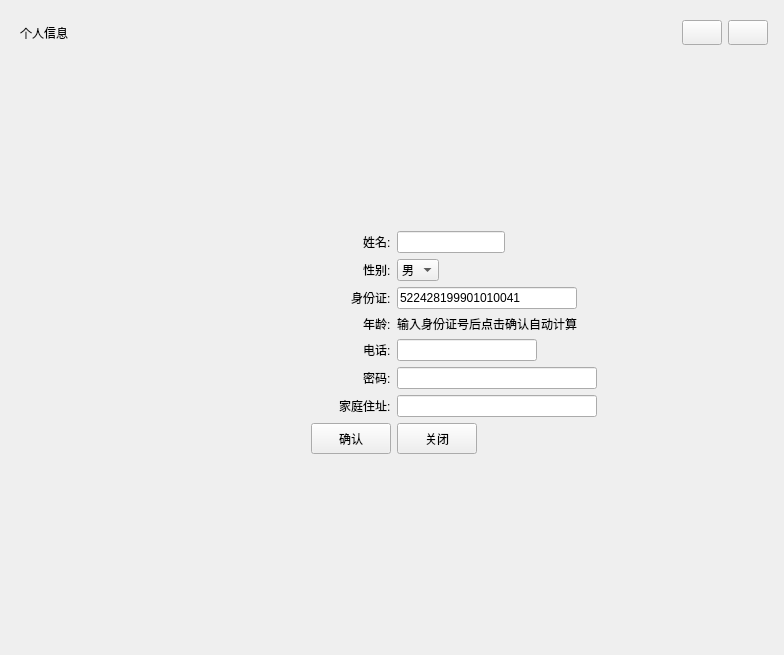
Qt form doctor/information.ui (sayazaaa/SmMed) before a commit.
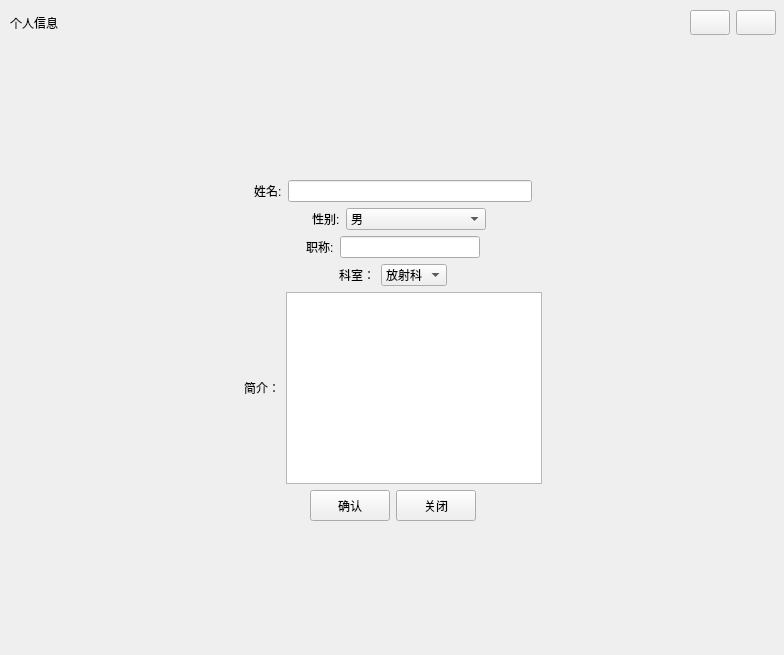
The same form after that commit. Icons and pictures are not drawn.

```diff
--- a/doctor/information.ui
+++ b/doctor/information.ui
@@ -19,18 +19,24 @@
   <property name="windowTitle">
    <string>Form</string>
   </property>
-  <layout class="QGridLayout" name="gridLayout_3">
-   <item row="0" column="0" alignment="Qt::AlignHCenter">
     <widget class="QWidget" name="inf" native="true">
+   <property name="geometry">
+    <rect>
+     <x>10</x>
+     <y>10</y>
+     <width>766</width>
+     <height>649</height>
+    </rect>
+   </property>
      <property name="minimumSize">
       <size>
        <width>766</width>
        <height>637</height>
       </size>
      </property>
-     <layout class="QGridLayout" name="inf_lay">
-      <item row="0" column="0">
-       <layout class="QHBoxLayout" name="inf_title">
+   <layout class="QVBoxLayout" name="verticalLayout">
+    <item>
+     <layout class="QHBoxLayout" name="horizontalLayout_4">
         <item>
          <widget class="QLabel" name="label_2">
           <property name="text">
@@ -92,144 +98,74 @@
         </item>
        </layout>
       </item>
-      <item row="2" column="0">
-       <layout class="QVBoxLayout" name="verticalLayout">
         <item>
-         <layout class="QGridLayout" name="gridLayout">
-          <item row="2" column="0">
-           <layout class="QHBoxLayout" name="horizontalLayout_3">
-            <item alignment="Qt::AlignRight">
-             <widget class="QLabel" name="ID">
-              <property name="text">
-               <string>身份证:</string>
-              </property>
-             </widget>
-            </item>
-            <item alignment="Qt::AlignLeft">
-             <widget class="QLineEdit" name="id">
-              <property name="minimumSize">
+     <spacer name="verticalSpacer">
+      <property name="orientation">
+       <enum>Qt::Vertical</enum>
+      </property>
+      <property name="sizeHint" stdset="0">
                <size>
-                <width>180</width>
-                <height>0</height>
-               </size>
-              </property>
-              <property name="text">
-               <string>522428199901010041</string>
-              </property>
-             </widget>
-            </item>
-           </layout>
-          </item>
-          <item row="7" column="0">
-           <layout class="QHBoxLayout" name="horizontalLayout_6">
-            <item alignment="Qt::AlignRight">
-             <widget class="QLabel" name="ADDRESS">
-              <property name="text">
-               <string>家庭住址:</string>
-              </property>
-             </widget>
-            </item>
-            <item alignment="Qt::AlignLeft">
-             <widget class="QLineEdit" name="address">
-              <property name="minimumSize">
+        <width>20</width>
+        <height>18</height>
+       </size>
+      </property>
+     </spacer>
+    </item>
+    <item>
+     <layout class="QHBoxLayout" name="horizontalLayout_7">
+      <item>
+       <spacer name="horizontalSpacer_8">
+        <property name="orientation">
+         <enum>Qt::Horizontal</enum>
+        </property>
+        <property name="sizeHint" stdset="0">
                <size>
-                <width>200</width>
-                <height>0</height>
-               </size>
-              </property>
-             </widget>
-            </item>
-           </layout>
-          </item>
-          <item row="6" column="0">
-           <layout class="QHBoxLayout" name="horizontalLayout">
-            <item alignment="Qt::AlignRight">
-             <widget class="QLabel" name="code">
-              <property name="text">
-               <string>密码:</string>
-              </property>
-             </widget>
-            </item>
-            <item alignment="Qt::AlignLeft">
-             <widget class="QLineEdit" name="code_2">
-              <property name="minimumSize">
-               <size>
-                <width>200</width>
-                <height>0</height>
-               </size>
-              </property>
-             </widget>
-            </item>
-           </layout>
-          </item>
-          <item row="3" column="0">
-           <layout class="QHBoxLayout" name="horizontalLayout_4">
-            <item alignment="Qt::AlignRight">
-             <widget class="QLabel" name="AGE">
-              <property name="text">
-               <string>年龄:</string>
-              </property>
-             </widget>
-            </item>
-            <item alignment="Qt::AlignLeft">
-             <widget class="QLabel" name="age">
-              <property name="text">
-               <string>输入身份证号后点击确认自动计算</string>
-              </property>
-             </widget>
-            </item>
-           </layout>
-          </item>
-          <item row="5" column="0">
-           <layout class="QHBoxLayout" name="horizontalLayout_5">
-            <item alignment="Qt::AlignRight">
-             <widget class="QLabel" name="PHONE">
-              <property name="text">
-               <string>电话:</string>
-              </property>
-             </widget>
-            </item>
-            <item alignment="Qt::AlignLeft">
-             <widget class="QLineEdit" name="phone">
-              <property name="minimumSize">
-               <size>
-                <width>140</width>
-                <height>0</height>
-               </size>
-              </property>
-             </widget>
-            </item>
-           </layout>
-          </item>
-          <item row="0" column="0">
-           <layout class="QGridLayout" name="gridLayout_2">
-            <item row="1" column="1" alignment="Qt::AlignLeft">
-             <widget class="QLineEdit" name="name"/>
-            </item>
-            <item row="1" column="0" alignment="Qt::AlignRight">
+          <width>40</width>
+          <height>20</height>
+         </size>
+        </property>
+       </spacer>
+      </item>
+      <item>
              <widget class="QLabel" name="NAME">
               <property name="text">
                <string>姓名:</string>
               </property>
              </widget>
             </item>
-            <item row="0" column="1">
-             <spacer name="verticalSpacer">
+      <item>
+       <widget class="QLineEdit" name="name"/>
+      </item>
+      <item>
+       <spacer name="horizontalSpacer_7">
               <property name="orientation">
-               <enum>Qt::Vertical</enum>
+         <enum>Qt::Horizontal</enum>
               </property>
               <property name="sizeHint" stdset="0">
                <size>
-                <width>20</width>
-                <height>180</height>
+          <width>40</width>
+          <height>20</height>
                </size>
               </property>
              </spacer>
             </item>
            </layout>
           </item>
-          <item row="1" column="0">
-           <layout class="QHBoxLayout" name="horizontalLayout_2">
+    <item>
+     <layout class="QHBoxLayout" name="horizontalLayout_2" stretch="0,1,1,1">
+      <item>
+       <spacer name="horizontalSpacer_6">
+        <property name="orientation">
+         <enum>Qt::Horizontal</enum>
+        </property>
+        <property name="sizeHint" stdset="0">
+         <size>
+          <width>40</width>
+          <height>20</height>
+         </size>
+        </property>
+       </spacer>
+      </item>
             <item alignment="Qt::AlignRight">
              <widget class="QLabel" name="GENDER">
               <property name="text">
@@ -237,8 +173,20 @@
               </property>
              </widget>
             </item>
-            <item alignment="Qt::AlignLeft">
+      <item>
              <widget class="QComboBox" name="gender">
+        <property name="sizePolicy">
+         <sizepolicy hsizetype="Expanding" vsizetype="Fixed">
+          <horstretch>0</horstretch>
+          <verstretch>0</verstretch>
+         </sizepolicy>
+        </property>
+        <property name="maximumSize">
+         <size>
+          <width>140</width>
+          <height>16777215</height>
+         </size>
+        </property>
               <property name="cursor">
                <cursorShape>PointingHandCursor</cursorShape>
               </property>
@@ -254,7 +202,179 @@
               </item>
              </widget>
             </item>
-           </layout>
+      <item>
+       <spacer name="horizontalSpacer">
+        <property name="orientation">
+         <enum>Qt::Horizontal</enum>
+        </property>
+        <property name="sizeHint" stdset="0">
+         <size>
+          <width>4</width>
+          <height>20</height>
+         </size>
+        </property>
+       </spacer>
+      </item>
+     </layout>
+    </item>
+    <item>
+     <layout class="QHBoxLayout" name="horizontalLayout_5" stretch="0,0,0,0">
+      <item>
+       <spacer name="horizontalSpacer_2">
+        <property name="orientation">
+         <enum>Qt::Horizontal</enum>
+        </property>
+        <property name="sizeHint" stdset="0">
+         <size>
+          <width>40</width>
+          <height>20</height>
+         </size>
+        </property>
+       </spacer>
+      </item>
+      <item alignment="Qt::AlignRight">
+       <widget class="QLabel" name="PHONE">
+        <property name="text">
+         <string>职称:</string>
+        </property>
+       </widget>
+      </item>
+      <item alignment="Qt::AlignLeft">
+       <widget class="QLineEdit" name="zc">
+        <property name="minimumSize">
+         <size>
+          <width>140</width>
+          <height>0</height>
+         </size>
+        </property>
+       </widget>
+      </item>
+      <item>
+       <spacer name="horizontalSpacer_5">
+        <property name="orientation">
+         <enum>Qt::Horizontal</enum>
+        </property>
+        <property name="sizeHint" stdset="0">
+         <size>
+          <width>40</width>
+          <height>20</height>
+         </size>
+        </property>
+       </spacer>
+      </item>
+     </layout>
+    </item>
+    <item>
+     <layout class="QHBoxLayout" name="horizontalLayout">
+      <item>
+       <spacer name="horizontalSpacer_3">
+        <property name="orientation">
+         <enum>Qt::Horizontal</enum>
+        </property>
+        <property name="sizeHint" stdset="0">
+         <size>
+          <width>40</width>
+          <height>20</height>
+         </size>
+        </property>
+       </spacer>
+      </item>
+      <item>
+       <widget class="QLabel" name="label">
+        <property name="layoutDirection">
+         <enum>Qt::RightToLeft</enum>
+        </property>
+        <property name="text">
+         <string>科室：</string>
+        </property>
+       </widget>
+      </item>
+      <item>
+       <widget class="QComboBox" name="comboBox_office">
+        <item>
+         <property name="text">
+          <string>放射科</string>
+         </property>
+        </item>
+        <item>
+         <property name="text">
+          <string>外科</string>
+         </property>
+        </item>
+        <item>
+         <property name="text">
+          <string>内科</string>
+         </property>
+        </item>
+        <item>
+         <property name="text">
+          <string>耳鼻喉</string>
+         </property>
+        </item>
+        <item>
+         <property name="text">
+          <string>儿科</string>
+         </property>
+        </item>
+        <item>
+         <property name="text">
+          <string>急诊科</string>
+         </property>
+        </item>
+       </widget>
+      </item>
+      <item>
+       <spacer name="horizontalSpacer_4">
+        <property name="orientation">
+         <enum>Qt::Horizontal</enum>
+        </property>
+        <property name="sizeHint" stdset="0">
+         <size>
+          <width>40</width>
+          <height>20</height>
+         </size>
+        </property>
+       </spacer>
+      </item>
+     </layout>
+    </item>
+    <item>
+     <layout class="QHBoxLayout" name="horizontalLayout_3">
+      <item>
+       <spacer name="horizontalSpacer_9">
+        <property name="orientation">
+         <enum>Qt::Horizontal</enum>
+        </property>
+        <property name="sizeHint" stdset="0">
+         <size>
+          <width>40</width>
+          <height>20</height>
+         </size>
+        </property>
+       </spacer>
+      </item>
+      <item>
+       <widget class="QLabel" name="label_3">
+        <property name="text">
+         <string>简介：</string>
+        </property>
+       </widget>
+      </item>
+      <item>
+       <widget class="QTextEdit" name="describe"/>
+      </item>
+      <item>
+       <spacer name="horizontalSpacer_10">
+        <property name="orientation">
+         <enum>Qt::Horizontal</enum>
+        </property>
+        <property name="sizeHint" stdset="0">
+         <size>
+          <width>40</width>
+          <height>20</height>
+         </size>
+        </property>
+       </spacer>
           </item>
          </layout>
         </item>
@@ -295,18 +415,14 @@
           </property>
           <property name="sizeHint" stdset="0">
            <size>
-            <width>20</width>
-            <height>180</height>
+        <width>743</width>
+        <height>107</height>
            </size>
           </property>
          </spacer>
         </item>
        </layout>
-      </item>
-     </layout>
-    </widget>
-   </item>
-  </layout>
+  </widget>
  </widget>
  <resources>
   <include location="qss.qrc"/>
```
Lines whose indentation alone changed are shown as unchanged.
